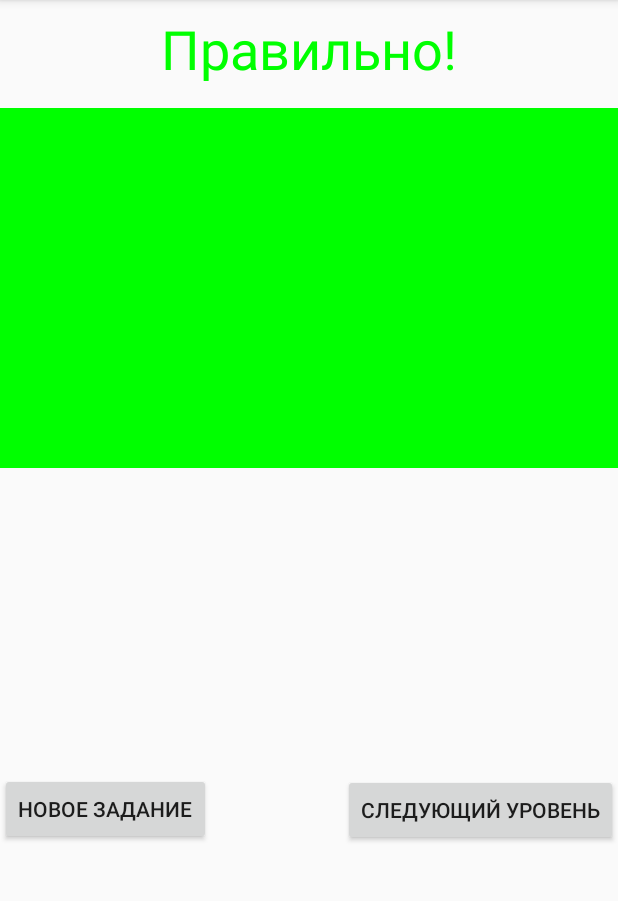
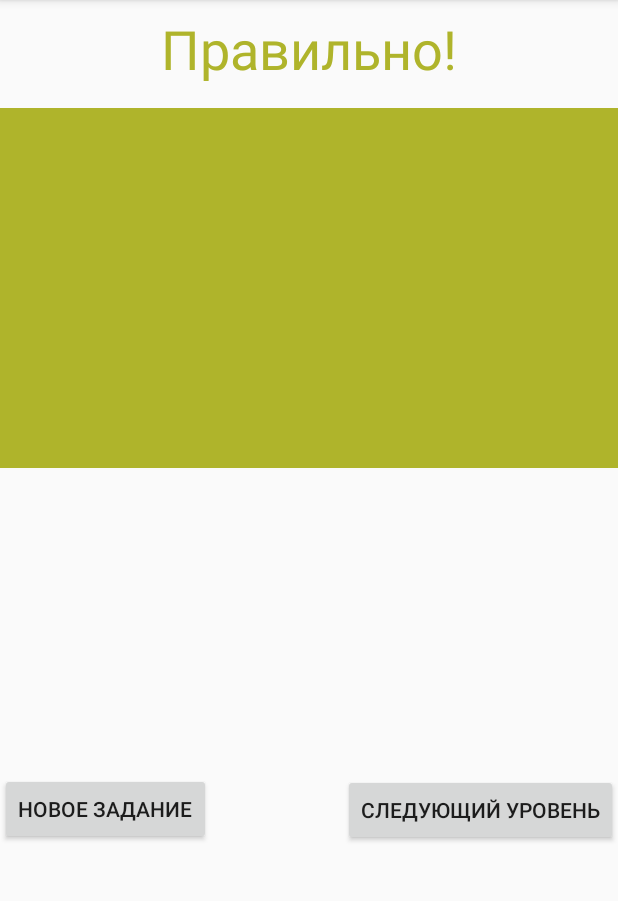
Before and after one commit to AlexM-pixel/SipmlePrimer, an Android app: the SecondActivity screen opened directly, with no data from a screen before it, on a phone screen of 412 x 824 dp, the part 84-985 px from its top. Run offline under Robolectric (Android 15) with nearby library versions, the phone set to English and light mode, and no system bars; 2 statements that could not run were skipped.

Commit message:
fix by comments

```diff
--- a/app/build.gradle
+++ b/app/build.gradle
@@ -25,7 +25,6 @@ android {
 
 dependencies {
     implementation fileTree(dir: 'libs', include: ['*.jar'])
-
     implementation 'androidx.appcompat:appcompat:1.1.0'
     implementation 'androidx.constraintlayout:constraintlayout:1.1.3'
     implementation 'androidx.legacy:legacy-support-v4:1.0.0'
--- a/app/src/main/java/com/example/mysympleapplication/SecondActivity.java
+++ b/app/src/main/java/com/example/mysympleapplication/SecondActivity.java
@@ -1,8 +1,6 @@
 package com.example.mysympleapplication;
 
-import android.content.Context;
 import android.content.Intent;
-import android.graphics.Color;
 import android.os.Bundle;
 import android.view.View;
 import android.widget.Button;
@@ -11,10 +9,9 @@ import android.widget.TextView;
 import androidx.appcompat.app.AppCompatActivity;
 
 public class SecondActivity extends AppCompatActivity {
-    Button buttonCurrent;
-    Button buttonNextLevel;
+    private Button buttonCurrent;
+    private Button buttonNextLevel;
     public static final int KEY_NEXT = 5;
-    Context context = this;
 
     @Override
     protected void onCreate(Bundle savedInstanceState) {
@@ -34,15 +31,13 @@ public class SecondActivity extends AppCompatActivity {
             setResult(RESULT_OK);
             TextView textResult = findViewById(R.id.result);
             textResult.setText(R.string.true_answer);
-            textResult.setTextColor(Color.GREEN);
+            textResult.setTextColor(getResources().getColor(R.color.colorGreen));
             buttonCurrent.setText(R.string.button_next);
-            findViewById(R.id.linearLayout).setBackgroundColor(Color.GREEN);
+            findViewById(R.id.linearLayout).setBackgroundColor(getResources().getColor(R.color.colorGreen));
             buttonNextLevel.setVisibility(View.VISIBLE);
             buttonNextLevel.setOnClickListener(new View.OnClickListener() {
                 @Override
                 public void onClick(View v) {
-//                Intent intent = new Intent();
-//                intent.putExtra(KEY_NEXT, "nextLevel");
                     setResult(KEY_NEXT);
                     finish();
                 }
@@ -52,8 +47,8 @@ public class SecondActivity extends AppCompatActivity {
             buttonNextLevel.setOnClickListener(new View.OnClickListener() {
                 @Override
                 public void onClick(View v) {
-                 Intent intent = new Intent(context,Statistic.class);
-                 startActivity(intent);
+                    Intent intent = new Intent(SecondActivity.this, Statistic.class);
+                    startActivity(intent);
                 }
             });
 
--- a/app/src/main/java/com/example/mysympleapplication/Statistic.java
+++ b/app/src/main/java/com/example/mysympleapplication/Statistic.java
@@ -34,7 +34,7 @@ public class Statistic extends AppCompatActivity {
                 break;
         }
         FragmentManager fragmentManager = getSupportFragmentManager();
-        FragmentTransaction frTransaction = fragmentManager.beginTransaction().replace(R.id.start_fragment, fragment);
+        FragmentTransaction frTransaction = fragmentManager.beginTransaction().replace(R.id.frame_for_fragment, fragment);
         frTransaction.commit();
     }
 }
--- a/app/src/main/res/layout-land/activity_statistic.xml
+++ b/app/src/main/res/layout-land/activity_statistic.xml
@@ -46,9 +46,8 @@
         android:textSize="24sp" />
 </LinearLayout>
 
-    <fragment
-        android:id="@+id/start_fragment"
-        android:name="com.example.mysympleapplication.fragments.Fragment1"
+    <FrameLayout
+        android:id="@+id/frame_for_fragment"
         android:layout_width="match_parent"
         android:layout_height="match_parent" />
 
--- a/app/src/main/res/layout/activity_statistic.xml
+++ b/app/src/main/res/layout/activity_statistic.xml
@@ -42,9 +42,8 @@
         android:text="третий фрагмент"
         android:textSize="24sp" />
 
-        <fragment
-            android:id="@+id/start_fragment"
-            android:name="com.example.mysympleapplication.fragments.Fragment1"
+        <FrameLayout
+            android:id="@+id/frame_for_fragment"
             android:layout_width="match_parent"
             android:layout_height="match_parent" />
 </LinearLayout>
--- a/app/src/main/res/values/colors.xml
+++ b/app/src/main/res/values/colors.xml
@@ -3,4 +3,5 @@
     <color name="colorPrimary">#6200EE</color>
     <color name="colorPrimaryDark">#3700B3</color>
     <color name="colorAccent">#03DAC5</color>
+    <color name="colorGreen">#AFB42B</color>
 </resources>
```
Also changed, not shown: app/src/main/java/com/example/mysympleapplication/MainActivity.java (+21 -23 lines).
